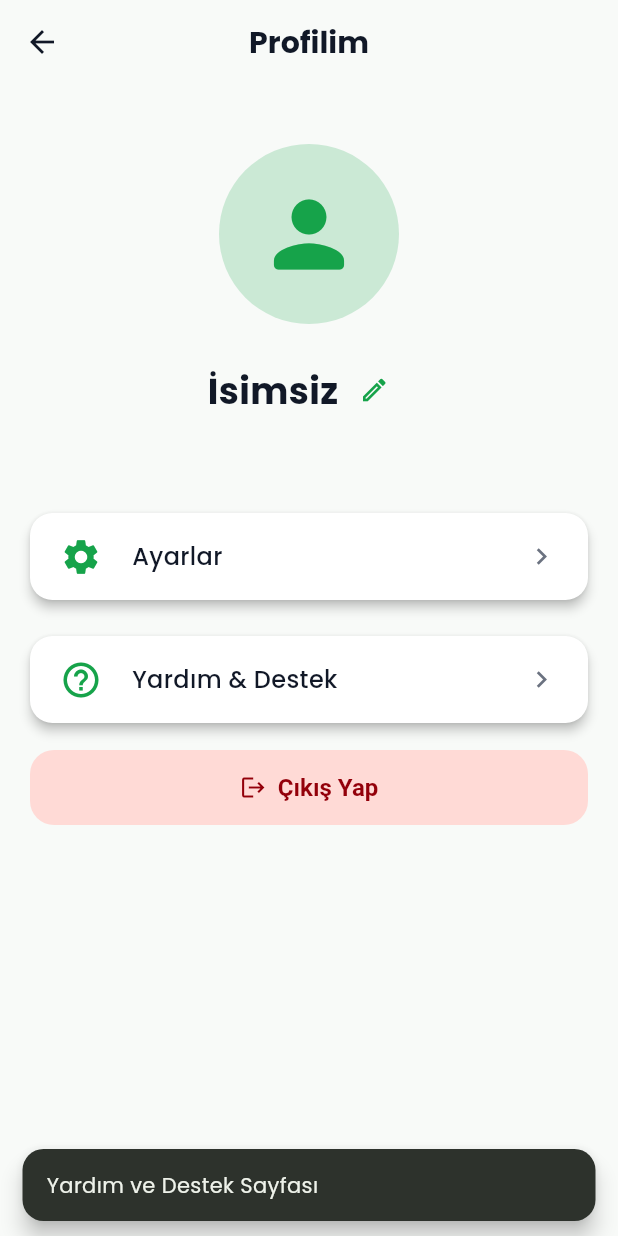
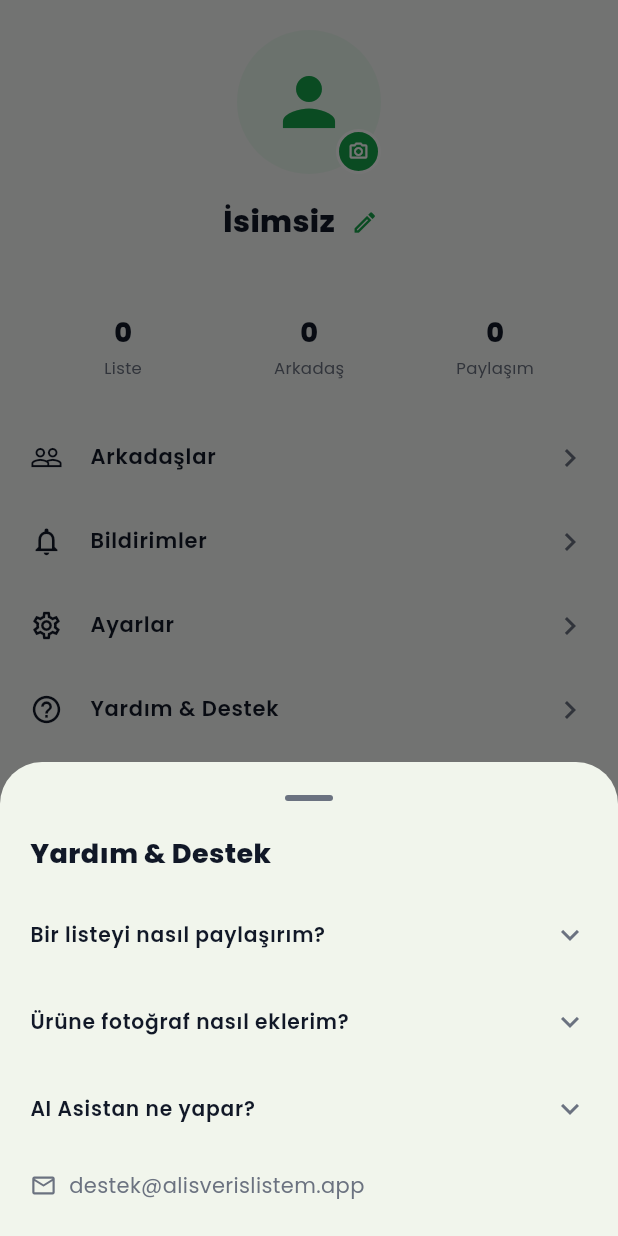
Before and after one commit to EmirHaksever/flutterproje, a Flutter app: the ProfilePage screen opened by its route, after a tap on "Yardım & Destek", on a phone screen of 412 x 824 dp. Run offline on Flutter 3.47's test engine with Material 3 defaults, Android fonts, the phone set to English and light mode, and no system bars; our stand-ins replace fl_chart, flutter_dotenv, google_fonts, image_picker, shared_preferences, supabase_flutter; accounts and stored records are empty.

Commit message:
Profil ekrani: GPT taslagi + profil fotografi
- migration 20260901120000: users.avatar_url + avatars bucket + politikalar
- ImageRepository.uploadAvatar; UserRepository.updateAvatarUrl
- profile: ortali avatar (foto/ikon) + kamera rozeti ile yukleme, ad duzenle,
  3 istatistik (Liste/Arkadas/Paylasim), menu satirlari, gercek Yardim &
  Destek (SSS + iletisim), Cikis
- AppBar kaldirildi (sekme icinde bare)

Migration uygulanmadan foto yukleme calismaz.

Co-Authored-By: Claude Sonnet 5 <noreply@anthropic.com>

```diff
--- a/lib/repositories/user_repository.dart
+++ b/lib/repositories/user_repository.dart
@@ -31,6 +31,10 @@ class UserRepository {
     await _client.from('users').update({'name': name.trim()}).eq('id', _uid);
   }
 
+  Future<void> updateAvatarUrl(String? url) async {
+    await _client.from('users').update({'avatar_url': url}).eq('id', _uid);
+  }
+
   Future<void> updatePreferredCategories(List<String> categories) async {
     await _client
         .from('users')
--- a/lib/screens/profile.dart
+++ b/lib/screens/profile.dart
@@ -1,8 +1,15 @@
+import 'dart:typed_data';
+
 import 'package:flutter/material.dart';
+import 'package:image_picker/image_picker.dart';
+import 'package:shared_preferences/shared_preferences.dart';
 import 'package:supabase_flutter/supabase_flutter.dart';
-import 'package:shared_preferences/shared_preferences.dart';
 
+import '../repositories/image_repository.dart';
 import '../repositories/user_repository.dart';
+import '../theme/app_theme.dart';
+import 'friends_screen.dart';
+import 'notifications_screen.dart';
 
 class ProfilePage extends StatefulWidget {
   const ProfilePage({super.key});
@@ -14,75 +21,104 @@ class ProfilePage extends StatefulWidget {
 class _ProfilePageState extends State<ProfilePage> {
   final supabase = Supabase.instance.client;
   final UserRepository _userRepo = UserRepository();
-  User? _currentUser;
+  final ImageRepository _imageRepo = ImageRepository();
+  final ImagePicker _picker = ImagePicker();
+
   String? _userEmail;
   String? _userName;
-  bool _isLoading = false;
+  String? _avatarUrl;
+  int _listCount = 0;
+  int _friendCount = 0;
+  int _shareCount = 0;
+  bool _isLoading = true;
+  bool _uploadingAvatar = false;
 
   @override
   void initState() {
     super.initState();
-    _loadUserProfile();
+    _load();
   }
 
-  Future<void> _loadUserProfile() async {
+  Future<void> _load() async {
     if (!mounted) return;
-    setState(() {
-      _isLoading = true;
-    });
+    setState(() => _isLoading = true);
     try {
-      _currentUser = supabase.auth.currentUser;
-      _userEmail = _currentUser?.email;
-      _userName = await _userRepo.fetchMyName();
+      final uid = supabase.auth.currentUser?.id;
+      _userEmail = supabase.auth.currentUser?.email;
+
+      final profile = await _userRepo.fetchMyProfile();
+      _userName = profile?['name'] as String?;
+      _avatarUrl = profile?['avatar_url'] as String?;
+
+      if (uid != null) {
+        final lists = await supabase
+            .from('shopping_lists')
+            .select('id')
+            .eq('user_id', uid)
+            .count(CountOption.exact);
+        _listCount = lists.count;
+
+        try {
+          final friends = await supabase
+              .from('friends')
+              .select('id')
+              .eq('user_id', uid)
+              .eq('status', 'accepted')
+              .count(CountOption.exact);
+          _friendCount = friends.count;
+        } catch (_) {}
+
+        final myListIds =
+            (lists.data as List).map((e) => e['id']).toList();
+        if (myListIds.isNotEmpty) {
+          try {
+            final shared = await supabase
+                .from('shared_lists')
+                .select('id')
+                .filter('list_id', 'in', '(${myListIds.join(',')})')
+                .count(CountOption.exact);
+            _shareCount = shared.count;
+          } catch (_) {}
+        }
+      }
       if (mounted) setState(() {});
     } catch (e) {
-      if (mounted) {
-        ScaffoldMessenger.of(context).showSnackBar(
-          SnackBar(content: Text('Profil bilgileri yüklenirken hata oluştu: $e')),
-        );
-      }
+      debugPrint('Profil yüklenemedi: $e');
     } finally {
-      if (mounted) {
-        setState(() {
-          _isLoading = false;
-        });
-      }
+      if (mounted) setState(() => _isLoading = false);
     }
   }
 
-  Future<void> _signOut() async {
-    if (!mounted) return;
+  Future<void> _pickAndUploadAvatar() async {
+    try {
+      final picked = await _picker.pickImage(
+        source: ImageSource.gallery,
+        maxWidth: 720,
+        imageQuality: 80,
+      );
+      if (picked == null) return;
+      final Uint8List bytes = await picked.readAsBytes();
+      final ext = picked.name.contains('.')
+          ? picked.name.split('.').last.toLowerCase()
+          : 'jpg';
+
+      setState(() => _uploadingAvatar = true);
+      final url = await _imageRepo.uploadAvatar(bytes, extension: ext);
+      await _userRepo.updateAvatarUrl(url);
+      if (mounted) {
         setState(() {
-      _isLoading = true;
+          _avatarUrl = url;
+          _uploadingAvatar = false;
         });
-    try {
-      await supabase.auth.signOut();
-      // Çıkışta "beni hatırla" tercihini temizle (şifre zaten hiç saklanmıyor)
-      final prefs = await SharedPreferences.getInstance();
-      await prefs.remove('email');
-      await prefs.setBool('rememberMe', false);
-
-      if (mounted) {
-        // Çıkış başarılı, login ekranına yönlendir
-        Navigator.pushNamedAndRemoveUntil(context, '/login', (route) => false);
-      }
-    } on AuthException catch (e) {
-      if (mounted) {
-        ScaffoldMessenger.of(context).showSnackBar(
-          SnackBar(content: Text('Çıkış yaparken hata oluştu: ${e.message}')),
-        );
+        _snack('Profil fotoğrafın güncellendi.');
       }
     } catch (e) {
+      debugPrint('Avatar yüklenemedi: $e');
       if (mounted) {
-        ScaffoldMessenger.of(context).showSnackBar(
-          SnackBar(content: Text('Beklenmedik bir hata oluştu: $e')),
-        );
-      }
-    } finally {
-      if (mounted) {
-        setState(() {
-          _isLoading = false;
-        });
+        setState(() => _uploadingAvatar = false);
+        _snack(
+            'Fotoğraf yüklenemedi. (avatar migration\'ı uygulandı mı?)',
+            error: true);
       }
     }
   }
@@ -106,7 +142,7 @@ class _ProfilePageState extends State<ProfilePage> {
           TextButton(
               onPressed: () => Navigator.pop(ctx),
               child: const Text('İptal')),
-          ElevatedButton(
+          FilledButton(
             onPressed: () => Navigator.pop(ctx, controller.text.trim()),
             child: const Text('Kaydet'),
           ),
@@ -114,57 +150,109 @@ class _ProfilePageState extends State<ProfilePage> {
       ),
     );
     if (newName == null || newName.isEmpty || newName == _userName) return;
-
     try {
       await _userRepo.updateName(newName);
       if (mounted) {
         setState(() => _userName = newName);
-        ScaffoldMessenger.of(context).showSnackBar(
-          const SnackBar(content: Text('Adın güncellendi.')),
+        _snack('Adın güncellendi.');
+      }
+    } catch (_) {
+      if (mounted) _snack('Ad güncellenemedi.', error: true);
+    }
+  }
+
+  Future<void> _signOut() async {
+    try {
+      await supabase.auth.signOut();
+      final prefs = await SharedPreferences.getInstance();
+      await prefs.remove('email');
+      if (mounted) {
+        Navigator.pushNamedAndRemoveUntil(
+            context, '/login', (route) => false);
+      }
+    } catch (e) {
+      if (mounted) _snack('Çıkış yapılamadı.', error: true);
+    }
+  }
+
+  void _showHelp() {
+    showModalBottomSheet(
+      context: context,
+      showDragHandle: true,
+      builder: (ctx) {
+        final scheme = Theme.of(ctx).colorScheme;
+        return Padding(
+          padding: const EdgeInsets.fromLTRB(20, 0, 20, 24),
+          child: Column(
+            mainAxisSize: MainAxisSize.min,
+            crossAxisAlignment: CrossAxisAlignment.start,
+            children: [
+              Text('Yardım & Destek',
+                  style: TextStyle(
+                      fontSize: 18,
+                      fontWeight: FontWeight.w800,
+                      color: scheme.onSurface)),
+              const SizedBox(height: 12),
+              const _Faq(
+                q: 'Bir listeyi nasıl paylaşırım?',
+                a: 'Liste detayında sağ üstteki kişi-ekle simgesine dokun, '
+                    'paylaşmak istediğin kişinin e-postasını gir.',
+              ),
+              const _Faq(
+                q: 'Ürüne fotoğraf nasıl eklerim?',
+                a: 'Ürün eklerken veya düzenlerken soldaki fotoğraf kutusuna '
+                    'dokun ve galeriden bir görsel seç.',
+              ),
+              const _Faq(
+                q: 'AI Asistan ne yapar?',
+                a: 'Elindeki ürünlerle yemek önerir, sık aldıklarından liste '
+                    'çıkarır, stok durumunu özetler.',
+              ),
+              const SizedBox(height: 12),
+              Row(
+                children: [
+                  Icon(Icons.mail_outline,
+                      size: 18, color: scheme.onSurfaceVariant),
+                  const SizedBox(width: 8),
+                  Text('destek@alisverislistem.app',
+                      style: TextStyle(color: scheme.onSurfaceVariant)),
+                ],
+              ),
+            ],
+          ),
+        );
+      },
     );
   }
-    } catch (e) {
-      if (mounted) {
-        ScaffoldMessenger.of(context).showSnackBar(
-          const SnackBar(content: Text('Ad güncellenemedi.')),
-        );
+
+  void _snack(String msg, {bool error = false}) {
+    if (!mounted) return;
+    ScaffoldMessenger.of(context).showSnackBar(SnackBar(
+      content: Text(msg),
+      backgroundColor: error ? Theme.of(context).colorScheme.error : null,
+    ));
   }
-    }
-  }
+
+  void _push(Widget page) =>
+      Navigator.push(context, MaterialPageRoute(builder: (_) => page));
 
   @override
   Widget build(BuildContext context) {
     final scheme = Theme.of(context).colorScheme;
-    final primaryColor = scheme.primary;
 
     return Scaffold(
-      appBar: AppBar(
-        title: const Text('Profilim',
-            style: TextStyle(fontWeight: FontWeight.bold)),
-        centerTitle: true,
-      ),
-      body: _isLoading
+      backgroundColor: Theme.of(context).scaffoldBackgroundColor,
+      body: SafeArea(
+        child: _isLoading
             ? const Center(child: CircularProgressIndicator())
-          : SingleChildScrollView(
-              padding: const EdgeInsets.all(20.0),
-              child: Column(
-                crossAxisAlignment: CrossAxisAlignment.center,
+            : ListView(
+                padding: const EdgeInsets.fromLTRB(20, 20, 20, 30),
                 children: [
-                  const SizedBox(height: 20),
-                  // Profil Avatarı
-                  CircleAvatar(
-                    radius: 60,
-                    backgroundColor: primaryColor.withValues(alpha: 0.2),
-                    child: Icon(
-                      Icons.person_rounded,
-                      size: 70,
-                      color: primaryColor,
-                    ),
-                  ),
-                  const SizedBox(height: 20),
-                  // Ad + düzenle
-                  Row(
-                    mainAxisAlignment: MainAxisAlignment.center,
+                  Center(child: _avatar(scheme)),
+                  const SizedBox(height: 12),
+                  Center(
+                    child: Row(
+                      mainAxisSize: MainAxisSize.min,
                       children: [
                         Flexible(
                           child: Text(
@@ -172,63 +260,55 @@ class _ProfilePageState extends State<ProfilePage> {
                                 ? _userName!
                                 : 'İsimsiz',
                             style: TextStyle(
-                            fontSize: 24,
-                            fontWeight: FontWeight.bold,
-                            color: scheme.onSurface,
-                          ),
+                                fontSize: 20,
+                                fontWeight: FontWeight.w800,
+                                color: scheme.onSurface),
+                            overflow: TextOverflow.ellipsis,
                           ),
                         ),
                         IconButton(
+                          visualDensity: VisualDensity.compact,
                           icon: Icon(Icons.edit_outlined,
-                            size: 20, color: primaryColor),
-                        tooltip: 'Adı düzenle',
+                              size: 18, color: scheme.primary),
                           onPressed: _editName,
                         ),
                       ],
                     ),
-                  Text(
-                    _userEmail ?? 'Misafir Kullanıcı',
+                  ),
+                  Center(
+                    child: Text(_userEmail ?? 'Misafir',
                         style: TextStyle(
-                        fontSize: 15, color: scheme.onSurfaceVariant),
+                            fontSize: 12,
+                            color: scheme.onSurfaceVariant)),
                   ),
-                  const SizedBox(height: 30),
-
-                  // Profil Seçenekleri Kartları
-                  buildProfileOptionCard(
-                    context,
-                    icon: Icons.settings,
-                    title: 'Ayarlar',
-                    onTap: () {
-                      // Ayarlar sayfasına yönlendirme (MainNavigationPage'de halihazırda var)
-                      Navigator.pushNamed(context, '/settings');
-                    },
-                    primaryColor: primaryColor,
+                  const SizedBox(height: 24),
+                  Row(
+                    children: [
+                      _stat('$_listCount', 'Liste'),
+                      _stat('$_friendCount', 'Arkadaş'),
+                      _stat('$_shareCount', 'Paylaşım'),
+                    ],
                   ),
-                  const SizedBox(height: 12),
-                  buildProfileOptionCard(
-                    context,
-                    icon: Icons.help_outline,
-                    title: 'Yardım & Destek',
-                    onTap: () {
-                      // Yardım sayfasına yönlendirme
-                      ScaffoldMessenger.of(context).showSnackBar(
-                        const SnackBar(content: Text('Yardım ve Destek Sayfası')),
-                      );
-                    },
-                    primaryColor: primaryColor,
-                  ),
-                  const SizedBox(height: 12),
-                  // Çıkış Yap Butonu
-                  ElevatedButton.icon(
+                  const SizedBox(height: 24),
+                  _tile(scheme, Icons.people_outline, 'Arkadaşlar',
+                      () => _push(const FriendsScreen())),
+                  _tile(scheme, Icons.notifications_none, 'Bildirimler',
+                      () => _push(const NotificationsScreen())),
+                  _tile(scheme, Icons.settings_outlined, 'Ayarlar',
+                      () => Navigator.pushNamed(context, '/settings')),
+                  _tile(scheme, Icons.help_outline, 'Yardım & Destek',
+                      _showHelp),
+                  const SizedBox(height: 20),
+                  SizedBox(
+                    height: 50,
+                    child: FilledButton.icon(
                       onPressed: _signOut,
                       icon: const Icon(Icons.logout),
                       label: const Text('Çıkış Yap'),
-                    style: ElevatedButton.styleFrom(
+                      style: FilledButton.styleFrom(
                         backgroundColor: scheme.errorContainer,
                         foregroundColor: scheme.onErrorContainer,
-                      minimumSize: const Size.fromHeight(50),
-                      textStyle: const TextStyle(
-                          fontSize: 16, fontWeight: FontWeight.bold),
+                      ),
                     ),
                   ),
                 ],
@@ -237,39 +317,109 @@ class _ProfilePageState extends State<ProfilePage> {
     );
   }
 
-  Widget buildProfileOptionCard(
-    BuildContext context, {
-    required IconData icon,
-    required String title,
-    required VoidCallback onTap,
-    required Color primaryColor,
-  }) {
-    return Card(
-      elevation: 3,
-      shape: RoundedRectangleBorder(borderRadius: BorderRadius.circular(15)),
-      child: InkWell(
-        onTap: onTap,
-        borderRadius: BorderRadius.circular(15),
-        child: Padding(
-          padding: const EdgeInsets.symmetric(horizontal: 20, vertical: 15),
-          child: Row(
+  Widget _avatar(ColorScheme scheme) {
+    return GestureDetector(
+      onTap: _uploadingAvatar ? null : _pickAndUploadAvatar,
+      child: Stack(
         children: [
-              Icon(icon, size: 28, color: primaryColor),
-              const SizedBox(width: 20),
-              Text(
-                title,
-                style: const TextStyle(
-                  fontSize: 16,
-                  fontWeight: FontWeight.w500,
+          CircleAvatar(
+            radius: 48,
+            backgroundColor: AppTheme.heroGreenBg,
+            backgroundImage: (_avatarUrl != null && _avatarUrl!.isNotEmpty)
+                ? NetworkImage(_avatarUrl!)
+                : null,
+            child: (_avatarUrl == null || _avatarUrl!.isEmpty)
+                ? Icon(Icons.person, size: 52, color: scheme.primary)
+                : null,
+          ),
+          Positioned(
+            right: 0,
+            bottom: 0,
+            child: Container(
+              padding: const EdgeInsets.all(6),
+              decoration: BoxDecoration(
+                color: scheme.primary,
+                shape: BoxShape.circle,
+                border: Border.all(color: scheme.surface, width: 2),
+              ),
+              child: _uploadingAvatar
+                  ? const SizedBox(
+                      width: 14,
+                      height: 14,
+                      child: CircularProgressIndicator(
+                          strokeWidth: 2, color: Colors.white),
+                    )
+                  : Icon(Icons.photo_camera_outlined,
+                      size: 14, color: scheme.onPrimary),
             ),
           ),
-              const Spacer(),
-              Icon(Icons.chevron_right,
-                  size: 22,
-                  color: Theme.of(context).colorScheme.onSurfaceVariant),
         ],
       ),
+    );
+  }
+
+  Widget _stat(String value, String label) {
+    final scheme = Theme.of(context).colorScheme;
+    return Expanded(
+      child: Column(
+        children: [
+          Text(value,
+              style: TextStyle(
+                  fontSize: 18,
+                  fontWeight: FontWeight.w800,
+                  color: scheme.onSurface)),
+          const SizedBox(height: 2),
+          Text(label,
+              style: TextStyle(
+                  fontSize: 11, color: scheme.onSurfaceVariant)),
+        ],
       ),
+    );
+  }
+
+  Widget _tile(ColorScheme scheme, IconData icon, String title,
+      VoidCallback onTap) {
+    return ListTile(
+      contentPadding: EdgeInsets.zero,
+      onTap: onTap,
+      leading: Icon(icon, size: 22, color: scheme.onSurface),
+      title: Text(title,
+          style: const TextStyle(
+              fontSize: 14, fontWeight: FontWeight.w600)),
+      trailing:
+          Icon(Icons.chevron_right, color: scheme.onSurfaceVariant),
+    );
+  }
+}
+
+class _Faq extends StatelessWidget {
+  const _Faq({required this.q, required this.a});
+  final String q;
+  final String a;
+
+  @override
+  Widget build(BuildContext context) {
+    final scheme = Theme.of(context).colorScheme;
+    return Theme(
+      data: Theme.of(context).copyWith(dividerColor: Colors.transparent),
+      child: ExpansionTile(
+        tilePadding: EdgeInsets.zero,
+        childrenPadding: const EdgeInsets.only(bottom: 10),
+        title: Text(q,
+            style: TextStyle(
+                fontSize: 13.5,
+                fontWeight: FontWeight.w600,
+                color: scheme.onSurface)),
+        children: [
+          Align(
+            alignment: Alignment.centerLeft,
+            child: Text(a,
+                style: TextStyle(
+                    fontSize: 12.5,
+                    height: 1.4,
+                    color: scheme.onSurfaceVariant)),
+          ),
+        ],
       ),
     );
   }
```
Also changed, not shown: lib/repositories/image_repository.dart (+17 -6 lines), 1 other file. Lines whose indentation alone changed are shown as unchanged.
